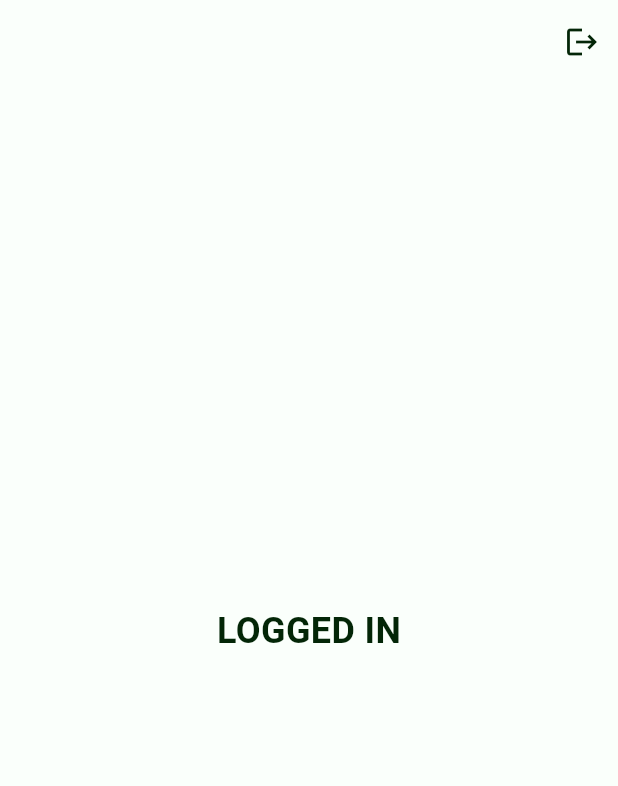
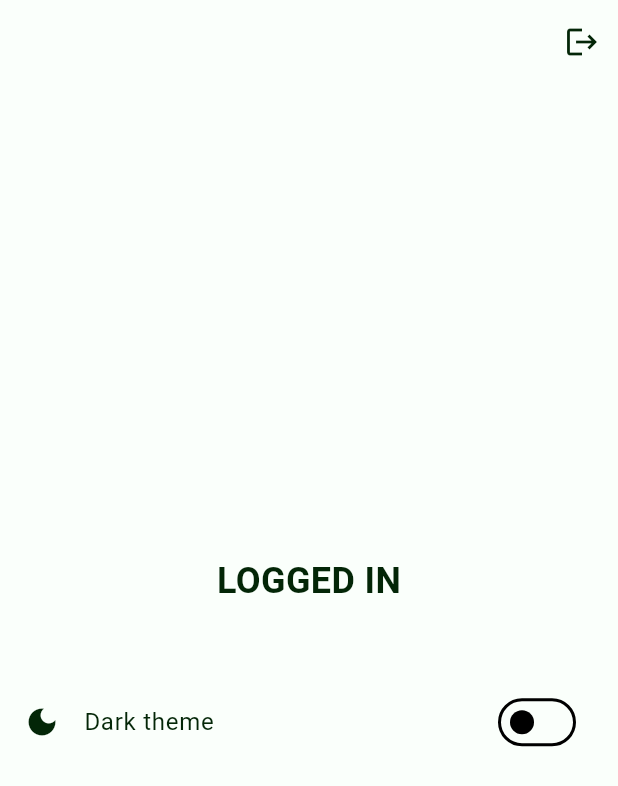
Before and after one commit to MiroslavKosek/bakaplay, a Flutter app: the screen it shows once a user with an empty profile is signed in, on a phone screen of 412 x 824 dp. Shown: the top 786 px of the screen. Run offline on Flutter 3.47's test engine with Material 3 defaults, Android fonts, the phone set to English and light mode, and no system bars; our stand-ins replace cloud_firestore, firebase_auth, firebase_core, google_sign_in, hexcolor; accounts and stored records are empty; network calls fail.

Commit message:
added theme switch

```diff
--- /dev/null
+++ b/lib/components/theme_switch_tile.dart
@@ -0,0 +1,24 @@
+import 'package:bakaplay/theme/theme_provider.dart';
+import 'package:flutter/material.dart';
+import 'package:provider/provider.dart';
+
+// Your ListTile with theme switch
+class ThemeSwitchTile extends StatelessWidget {
+  const ThemeSwitchTile({super.key});
+
+  @override
+  Widget build(BuildContext context) {
+    return ListTile(
+      leading: const Icon(Icons.dark_mode),
+      title: const Text("Dark theme"),
+      trailing: Consumer<ThemeProvider>(
+        builder: (context, notifier, child) {
+          return Switch(
+            value: notifier.isDark,
+            onChanged: (value) => notifier.toggleTheme(),
+          );
+        },
+      ),
+    );
+  }
+}
--- a/lib/main.dart
+++ b/lib/main.dart
@@ -1,13 +1,17 @@
 import 'package:bakaplay/pages/auth_page.dart';
-import 'package:bakaplay/theme/theme.dart';
+import 'package:bakaplay/theme/theme_provider.dart';
 import 'package:flutter/material.dart';
 import 'package:firebase_core/firebase_core.dart';
+import 'package:provider/provider.dart';
 import 'firebase_options.dart';
 
 Future<void> main() async {
   WidgetsFlutterBinding.ensureInitialized();
   await Firebase.initializeApp(options: DefaultFirebaseOptions.currentPlatform);
-  runApp(const MyApp());
+  runApp(ChangeNotifierProvider(
+    create: (context) => ThemeProvider(),
+    child: const MyApp()
+  ));
 }
 
 class MyApp extends StatelessWidget {
@@ -19,9 +23,7 @@ class MyApp extends StatelessWidget {
     return MaterialApp(
       title: 'Flutter Demo',
       debugShowCheckedModeBanner: false,
-      theme: lightMode,
-      darkTheme: darkMode,
-      themeMode: ThemeMode.system,
+      theme: Provider.of<ThemeProvider>(context).themeData,
       home: const AuthPage()
     );
   }
--- a/lib/pages/home_page.dart
+++ b/lib/pages/home_page.dart
@@ -1,3 +1,4 @@
+import 'package:bakaplay/components/theme_switch_tile.dart';
 import 'package:firebase_auth/firebase_auth.dart';
 import 'package:flutter/material.dart';
 
@@ -33,11 +34,17 @@ class HomePage extends StatelessWidget {
               "LOGGED IN",
               style: TextStyle(fontSize: 24, fontWeight: FontWeight.bold, color: Theme.of(context).colorScheme.onSurface),
             ),
+
             const SizedBox(height: 10),
+
             Text(
               user.email!,
               style: TextStyle(fontSize: 20, color: Theme.of(context).colorScheme.onSurface),
             ),
+
+            const SizedBox(height: 10),
+
+            const ThemeSwitchTile()
           ],
         ),
       ),
--- /dev/null
+++ b/lib/theme/theme_provider.dart
@@ -0,0 +1,19 @@
+import 'package:flutter/material.dart';
+import 'package:bakaplay/theme/theme.dart';
+
+class ThemeProvider with ChangeNotifier {
+  ThemeData _themeData = lightMode;
+
+  ThemeData get themeData => _themeData;
+
+  set themeData(ThemeData themeData) {
+    _themeData = themeData;
+    notifyListeners();
+  }
+
+  bool get isDark => _themeData == darkMode;
+
+  void toggleTheme() {
+    themeData = _themeData == lightMode ? darkMode : lightMode;
+  }
+}
--- a/pubspec.yaml
+++ b/pubspec.yaml
@@ -40,6 +40,7 @@ dependencies:
   google_sign_in: ^6.2.1
   cloud_firestore: ^5.1.0
   hexcolor: ^3.0.1
+  provider: ^6.1.2
 
 dev_dependencies:
   flutter_test:
```
Also changed, not shown: lib/theme/theme.dart (+0 -37 lines), pubspec.lock.
